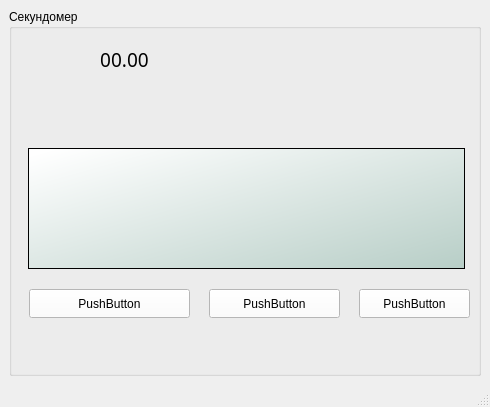
Old version of the form TaskQt_5/mainwindow.ui in the repository ElenNetology/QT.
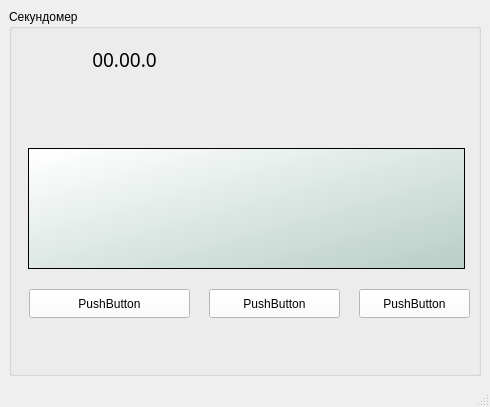
New version of the form.

What changed in the file:
```diff
--- a/TaskQt_5/mainwindow.ui
+++ b/TaskQt_5/mainwindow.ui
@@ -44,7 +44,7 @@
         <string notr="true">font: 14pt &quot;Sitka Display&quot;;</string>
        </property>
        <property name="text">
-        <string>00.00</string>
+        <string>00.00.0</string>
        </property>
        <property name="alignment">
         <set>Qt::AlignCenter</set>
```
